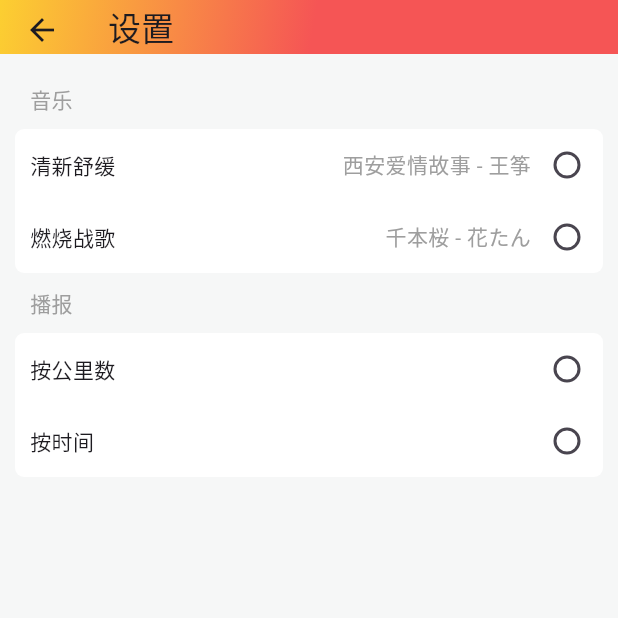
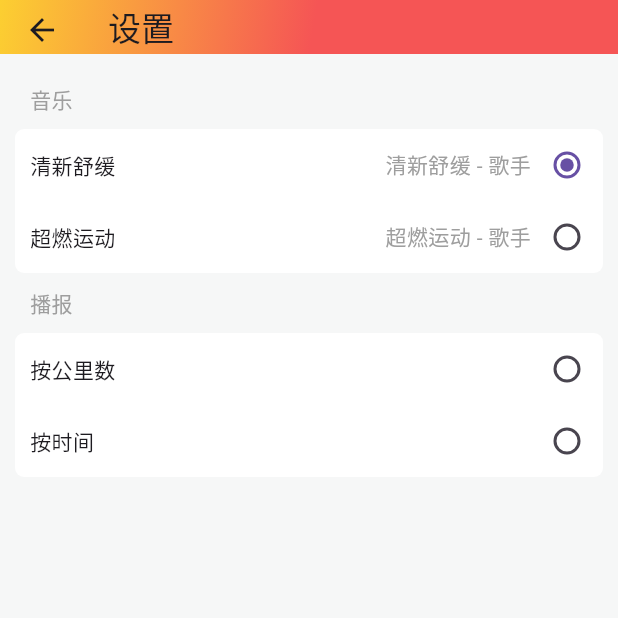
Before and after one commit to ayqy/running, a Flutter app: the Settings screen opened by its route, on a phone screen of 412 x 824 dp, the top half of it. Run offline on Flutter 3.47's test engine with Material 3 defaults, Android fonts, the phone set to English and light mode, and no system bars; our stand-ins replace audio_service, circular_profile_avatar, connectivity_plus, date_format, device_info_plus, dio and 11 more; missing offline and left inert: amap_flutter_base, amap_flutter_location, amap_flutter_map, flutter_mute, fluwx, volume_controller and 1 more; accounts and stored records are empty.

Commit message:
feat: select and play music

```diff
--- /dev/null
+++ b/lib/const/music_config.dart
@@ -0,0 +1,47 @@
+import 'package:audio_service/audio_service.dart';
+
+import '../util/storage.dart';
+
+class MusicConfig {
+  static const selectedMusicKey = 'selected_music';
+  static int? _selectedMusic;
+
+  static Future<int> getSelectedMusic() async {
+    if (_selectedMusic != null) {
+      return _selectedMusic!;
+    }
+    String value = await Storage.get(selectedMusicKey);
+    _selectedMusic = value.isNotEmpty ? int.parse(value) : 1;
+    return _selectedMusic!;
+  }
+
+  static Future<void> setSelectedMusic(int index) async {
+    _selectedMusic = index;
+    await Storage.set(selectedMusicKey, '$index');
+  }
+  static final List<MediaItem> musicList = [
+    MediaItem(
+      id: 'https://node.ayqy.net/music/slow.mp3',
+      album: "清新舒缓",
+      title: "清新舒缓",
+      artist: "歌手",
+      duration: const Duration(milliseconds: 265000),
+      artUri: Uri.parse('https://node.ayqy.net/music/music.png'),
+    ),
+    MediaItem(
+      id: 'https://node.ayqy.net/music/quick.mp3',
+      album: "超燃运动",
+      title: "超燃运动",
+      artist: "歌手",
+      duration: const Duration(milliseconds: 314000),
+      artUri: Uri.parse('https://node.ayqy.net/music/music.png'),
+    ),
+  ];
+
+  static MediaItem getMusic(int index) {
+    if (index < 0 || index >= musicList.length) {
+      return musicList[0];
+    }
+    return musicList[index];
+  }
+}
--- a/lib/settings.dart
+++ b/lib/settings.dart
@@ -1,7 +1,10 @@
 import 'package:flutter/material.dart';
 
 import 'const/ui.dart';
+import 'const/music_config.dart';
 import 'util/log.dart';
+import 'util/audio.dart';
+import 'util/storage.dart';
 
 
 class Settings extends StatefulWidget {
@@ -15,6 +18,17 @@ class Settings extends StatefulWidget {
 
 class _SettingsState extends State<Settings> {
   Map settings = {};
+  int? selectedMusic;
+
+  @override
+  void initState() {
+    super.initState();
+    MusicConfig.getSelectedMusic().then((value) {
+      setState(() {
+        selectedMusic = value;
+      });
+    });
+  }
 
   _onItemPressed(int? value) {
     log('click$value');
@@ -77,27 +91,18 @@ class _SettingsState extends State<Settings> {
           crossAxisAlignment: CrossAxisAlignment.start,
           children: [
             _buildSectionTitle('音乐'),
-            _buildCard([{
-              'key': '清新舒缓',
-              'text': '西安爱情故事 - 王筝',
-              'value': 1,
-              'selected': settings['selected_music'] ?? 0,
-              'action': (_) {
+            _buildCard(MusicConfig.musicList.asMap().entries.map((entry) => {
+              'key': entry.value.album,
+              'text': '${entry.value.title} - ${entry.value.artist}',
+              'value': entry.key + 1,
+              'selected': selectedMusic ?? 1,
+              'action': (_) async {
                 setState(() {
-                  settings['selected_music'] = 1;
+                  selectedMusic = entry.key + 1;
                 });
+                await MusicConfig.setSelectedMusic(entry.key + 1);
               }
-            }, {
-              'key': '燃烧战歌',
-              'text': '千本桜 - 花たん',
-              'value': 2,
-              'selected': settings['selected_music'] ?? 0,
-              'action': (_) {
-                setState(() {
-                  settings['selected_music'] = 2;
-                });
-              }
-            }]),
+            }).toList()),
             _buildSectionTitle('播报'),
             _buildCard([{
               'key': '按公里数',
```
Also changed, not shown: lib/util/audio.dart (+8 -18 lines).
